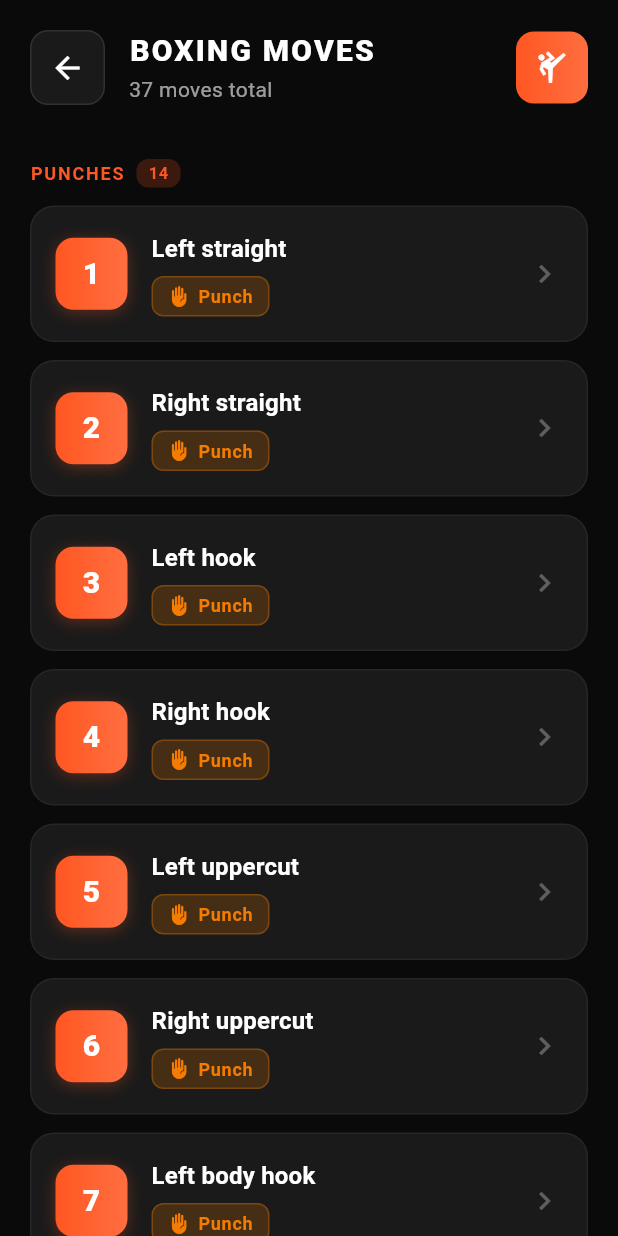
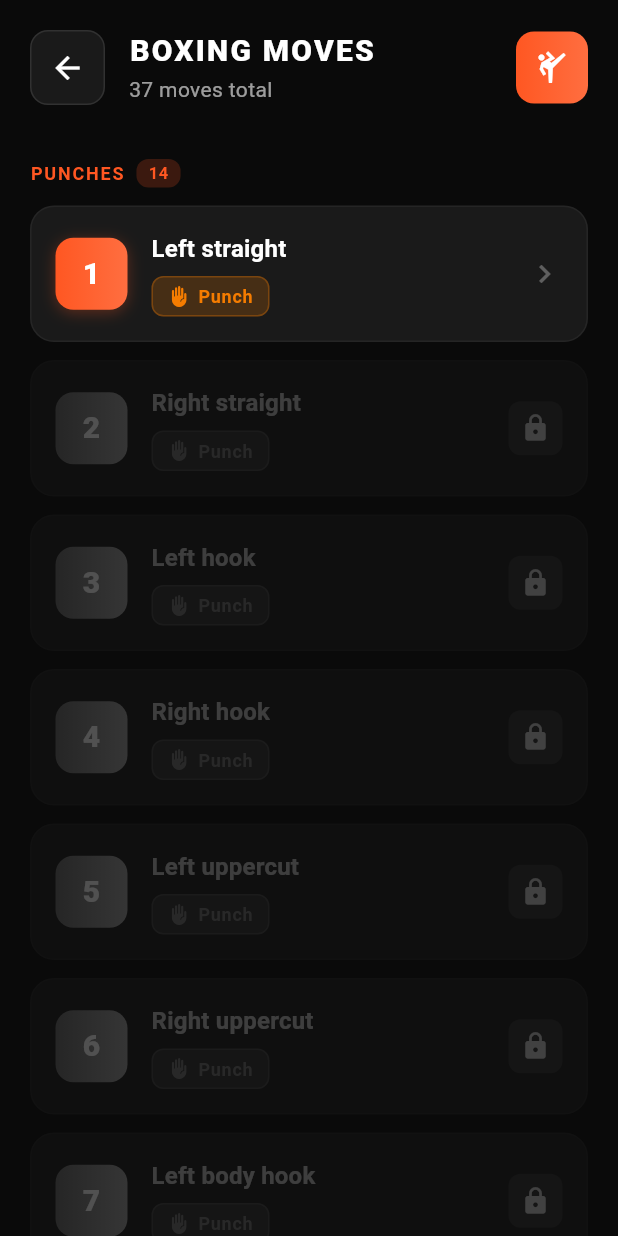
Before and after one commit to mikebg95/fight-my-shadow, a Flutter app: the MovesScreen screen opened directly, on a phone screen of 412 x 824 dp. Run offline on Flutter 3.47's test engine with Material 3 defaults, Android fonts, the phone set to English and light mode, and no system bars; our stand-ins replace flutter_tts.

Commit message:
Add locked/unlocked visual state to Moves screen driven by Story Mode
Implement visual lock indicators on Moves screen based on learning progress:

**MoveLockStatusResolver Service:**
- New service to determine move lock status from LearningState
- Searches LearningPath to find if move code is in any LearningMove
- Returns MoveLockStatus with isUnlocked and isInLearningPath flags
- Default behavior: all moves locked until Story Mode unlocks them

**Moves Screen Updates:**
- Changed to StatefulWidget to manage LearningState
- Initializes with fresh LearningState (ready for persistence integration)
- Passes isLocked status to each move list item via resolver

**Visual Design for Locked Moves:**
- Card opacity: 50% to de-emphasize
- Background: Darker shade (#141414 vs #1A1A1A)
- Code badge: Grey gradient instead of orange-red, no shadow
- Text: 40% opacity white for move name
- Category chip: Grey color with muted backgrounds
- Lock icon: Small lock in rounded container on right side
- Border: Reduced opacity (0.02 vs 0.05)

**Unlocked Moves:**
- Full color with orange-red gradient badge and shadow
- Vibrant category chip colors (orange/blue/purple)
- Normal white text and opacity
- Chevron icon instead of lock
- All existing styling preserved

By default, only Move #1 (Jab) is unlocked as it's the first learning move.
As users progress through Story Mode, corresponding moves automatically
unlock and display with full-color styling.

🤖 Generated with [Claude Code](https://claude.com/claude-code)

Co-Authored-By: Claude Sonnet 4.5 <noreply@anthropic.com>

```diff
--- a/lib/screens/moves_screen.dart
+++ b/lib/screens/moves_screen.dart
@@ -2,12 +2,32 @@ import 'package:flutter/material.dart';
 import 'package:fight_my_shadow/models/move.dart';
 import 'package:fight_my_shadow/repositories/move_repository.dart';
 import 'package:fight_my_shadow/screens/move_detail_screen.dart';
+import 'package:fight_my_shadow/domain/learning/learning_state.dart';
+import 'package:fight_my_shadow/domain/learning/learning_progress_service.dart';
+import 'package:fight_my_shadow/services/move_lock_status_resolver.dart';
 
 /// Screen that displays all available moves grouped by category.
 ///
 /// Shows Boxing moves organized into Punches, Defense, and Footwork sections.
-class MovesScreen extends StatelessWidget {
+/// Locked moves (not yet unlocked in Story Mode) are displayed with a lock
+/// icon and greyed-out styling.
+class MovesScreen extends StatefulWidget {
   const MovesScreen({super.key});
+
+  @override
+  State<MovesScreen> createState() => _MovesScreenState();
+}
+
+class _MovesScreenState extends State<MovesScreen> {
+  late LearningState _learningState;
+
+  @override
+  void initState() {
+    super.initState();
+    // Initialize learning state
+    // In future, this will load from persistence
+    _learningState = LearningProgressService.initializeFreshState();
+  }
 
   @override
   Widget build(BuildContext context) {
@@ -47,6 +67,10 @@ class MovesScreen extends StatelessWidget {
                   _buildSectionHeader(context, 'Punches', punches.length),
                   ...punches.map((move) => _MoveListItem(
                         move: move,
+                        isLocked: !MoveLockStatusResolver.isUnlocked(
+                          move.code,
+                          _learningState,
+                        ),
                         onTap: () => _navigateToDetail(context, move),
                       )),
                   const SizedBox(height: 16),
@@ -55,6 +79,10 @@ class MovesScreen extends StatelessWidget {
                   _buildSectionHeader(context, 'Defense', defense.length),
                   ...defense.map((move) => _MoveListItem(
                         move: move,
+                        isLocked: !MoveLockStatusResolver.isUnlocked(
+                          move.code,
+                          _learningState,
+                        ),
                         onTap: () => _navigateToDetail(context, move),
                       )),
                   const SizedBox(height: 16),
@@ -63,6 +91,10 @@ class MovesScreen extends StatelessWidget {
                   _buildSectionHeader(context, 'Footwork', footwork.length),
                   ...footwork.map((move) => _MoveListItem(
                         move: move,
+                        isLocked: !MoveLockStatusResolver.isUnlocked(
+                          move.code,
+                          _learningState,
+                        ),
                         onTap: () => _navigateToDetail(context, move),
                       )),
                 ],
@@ -85,7 +117,7 @@ class MovesScreen extends StatelessWidget {
               color: const Color(0xFF1A1A1A),
               borderRadius: BorderRadius.circular(12),
               border: Border.all(
-                color: Colors.white.withOpacity(0.1),
+                color: Colors.white.withValues(alpha: 0.1),
               ),
             ),
             child: IconButton(
@@ -111,7 +143,7 @@ class MovesScreen extends StatelessWidget {
                 Text(
                   '$moveCount moves total',
                   style: Theme.of(context).textTheme.bodyMedium?.copyWith(
-                        color: Colors.white.withOpacity(0.6),
+                        color: Colors.white.withValues(alpha: 0.6),
                       ),
                 ),
               ],
@@ -168,7 +200,7 @@ class MovesScreen extends StatelessWidget {
           Container(
             padding: const EdgeInsets.symmetric(horizontal: 8, vertical: 2),
             decoration: BoxDecoration(
-              color: Theme.of(context).colorScheme.primary.withOpacity(0.2),
+              color: Theme.of(context).colorScheme.primary.withValues(alpha: 0.2),
               borderRadius: BorderRadius.circular(8),
             ),
             child: Text(
@@ -189,23 +221,38 @@ class MovesScreen extends StatelessWidget {
 /// Individual move list item widget.
 ///
 /// Displays move code, name, and category in a styled card.
+/// Shows lock icon and greyed styling when move is locked.
 class _MoveListItem extends StatelessWidget {
   final Move move;
+  final bool isLocked;
   final VoidCallback onTap;
 
-  const _MoveListItem({required this.move, required this.onTap});
+  const _MoveListItem({
+    required this.move,
+    required this.isLocked,
+    required this.onTap,
+  });
 
   @override
   Widget build(BuildContext context) {
+    // Apply opacity to entire card when locked
+    final cardOpacity = isLocked ? 0.5 : 1.0;
+
     return GestureDetector(
       onTap: onTap,
+      child: Opacity(
+        opacity: cardOpacity,
         child: Container(
           margin: const EdgeInsets.only(bottom: 12),
           decoration: BoxDecoration(
-          color: const Color(0xFF1A1A1A),
+            color: isLocked
+                ? const Color(0xFF141414) // Slightly darker when locked
+                : const Color(0xFF1A1A1A),
             borderRadius: BorderRadius.circular(16),
             border: Border.all(
-            color: Colors.white.withOpacity(0.05),
+              color: Colors.white.withValues(
+                alpha: isLocked ? 0.02 : 0.05,
+              ),
               width: 1,
             ),
           ),
@@ -226,7 +273,9 @@ class _MoveListItem extends StatelessWidget {
                         move.name,
                         style: Theme.of(context).textTheme.titleMedium?.copyWith(
                               fontWeight: FontWeight.w600,
-                            color: Colors.white,
+                              color: isLocked
+                                  ? Colors.white.withValues(alpha: 0.4)
+                                  : Colors.white,
                             ),
                       ),
                       const SizedBox(height: 6),
@@ -235,13 +284,28 @@ class _MoveListItem extends StatelessWidget {
                   ),
                 ),
 
-              // Chevron indicator
+                // Lock icon or chevron indicator
+                if (isLocked)
+                  Container(
+                    padding: const EdgeInsets.all(8),
+                    decoration: BoxDecoration(
+                      color: Colors.white.withValues(alpha: 0.05),
+                      borderRadius: BorderRadius.circular(8),
+                    ),
+                    child: Icon(
+                      Icons.lock,
+                      color: Colors.white.withValues(alpha: 0.4),
+                      size: 20,
+                    ),
+                  )
+                else
                   Icon(
                     Icons.chevron_right,
-                color: Colors.white.withOpacity(0.3),
+                    color: Colors.white.withValues(alpha: 0.3),
                     size: 24,
                   ),
               ],
+            ),
           ),
         ),
       ),
@@ -253,16 +317,25 @@ class _MoveListItem extends StatelessWidget {
       width: 48,
       height: 48,
       decoration: BoxDecoration(
-        gradient: LinearGradient(
+        gradient: isLocked
+            ? LinearGradient(
+                colors: [
+                  Colors.grey.shade800,
+                  Colors.grey.shade700,
+                ],
+              )
+            : LinearGradient(
                 colors: [
                   Theme.of(context).colorScheme.primary,
                   Theme.of(context).colorScheme.secondary,
                 ],
               ),
         borderRadius: BorderRadius.circular(12),
-        boxShadow: [
+        boxShadow: isLocked
+            ? []
+            : [
                 BoxShadow(
-            color: Theme.of(context).colorScheme.primary.withOpacity(0.3),
+                  color: Theme.of(context).colorScheme.primary.withValues(alpha: 0.3),
                   blurRadius: 8,
                   offset: const Offset(0, 2),
                 ),
@@ -271,10 +344,12 @@ class _MoveListItem extends StatelessWidget {
       child: Center(
         child: Text(
           move.code,
-          style: const TextStyle(
+          style: TextStyle(
             fontSize: 20,
             fontWeight: FontWeight.w800,
-            color: Colors.white,
+            color: isLocked
+                ? Colors.white.withValues(alpha: 0.4)
+                : Colors.white,
           ),
         ),
       ),
@@ -300,13 +375,18 @@ class _MoveListItem extends StatelessWidget {
         break;
     }
 
+    // Mute the category color when locked
+    final displayColor = isLocked
+        ? Colors.grey.shade700
+        : categoryColor;
+
     return Container(
       padding: const EdgeInsets.symmetric(horizontal: 10, vertical: 4),
       decoration: BoxDecoration(
-        color: categoryColor.withOpacity(0.2),
+        color: displayColor.withValues(alpha: isLocked ? 0.15 : 0.2),
         borderRadius: BorderRadius.circular(8),
         border: Border.all(
-          color: categoryColor.withOpacity(0.3),
+          color: displayColor.withValues(alpha: isLocked ? 0.2 : 0.3),
           width: 1,
         ),
       ),
@@ -316,7 +396,9 @@ class _MoveListItem extends StatelessWidget {
           Icon(
             categoryIcon,
             size: 14,
-            color: categoryColor,
+            color: isLocked
+                ? displayColor.withValues(alpha: 0.6)
+                : displayColor,
           ),
           const SizedBox(width: 6),
           Text(
@@ -324,7 +406,9 @@ class _MoveListItem extends StatelessWidget {
             style: TextStyle(
               fontSize: 12,
               fontWeight: FontWeight.w600,
-              color: categoryColor,
+              color: isLocked
+                  ? displayColor.withValues(alpha: 0.6)
+                  : displayColor,
               letterSpacing: 0.5,
             ),
           ),
--- /dev/null
+++ b/lib/services/move_lock_status_resolver.dart
@@ -0,0 +1,76 @@
+import 'package:fight_my_shadow/domain/learning/learning_path.dart';
+import 'package:fight_my_shadow/domain/learning/learning_state.dart';
+
+/// Result of checking a move's lock status.
+class MoveLockStatus {
+  /// Whether the move is unlocked (accessible to the user).
+  final bool isUnlocked;
+
+  /// Whether the move is part of the learning path.
+  final bool isInLearningPath;
+
+  const MoveLockStatus({
+    required this.isUnlocked,
+    required this.isInLearningPath,
+  });
+
+  /// Creates a locked status (default state).
+  const MoveLockStatus.locked()
+      : isUnlocked = false,
+        isInLearningPath = false;
+
+  /// Creates an unlocked status.
+  const MoveLockStatus.unlocked({this.isInLearningPath = true})
+      : isUnlocked = true;
+}
+
+/// Service that determines whether a move is locked or unlocked based on
+/// Story Mode learning progress.
+///
+/// Uses LearningPath and LearningState to decide:
+/// - If a move's code appears in any LearningMove's moveCodes
+/// - If that LearningMove has been unlocked (isUnlocked = true)
+///
+/// By default, all moves are locked until Story Mode unlocks them.
+class MoveLockStatusResolver {
+  /// Determines the lock status of a move by its code.
+  ///
+  /// Returns:
+  /// - isUnlocked = true if the move is part of a LearningMove that has been unlocked
+  /// - isUnlocked = false otherwise (default locked state)
+  /// - isInLearningPath = true if the move code appears in any LearningMove
+  static MoveLockStatus getStatus(String moveCode, LearningState learningState) {
+    // Get all learning moves
+    final allLearningMoves = LearningPath.getAllMoves();
+
+    // Find any LearningMove that contains this move code
+    for (final learningMove in allLearningMoves) {
+      if (learningMove.moveCodes.contains(moveCode)) {
+        // This move is part of the learning path
+        // Check if the LearningMove is unlocked
+        final progress = learningState.getProgressForMove(learningMove.id);
+
+        if (progress != null && progress.isUnlocked) {
+          // The learning move is unlocked, so this move is unlocked
+          return const MoveLockStatus.unlocked(isInLearningPath: true);
+        }
+
+        // Found in learning path but not yet unlocked
+        return const MoveLockStatus(
+          isUnlocked: false,
+          isInLearningPath: true,
+        );
+      }
+    }
+
+    // Not found in any learning move - treat as locked and not in learning path
+    // (In the future, we might have moves that are "free" and not part of Story Mode,
+    // but for now everything is locked by default)
+    return const MoveLockStatus.locked();
+  }
+
+  /// Convenience method to check if a move is unlocked (simple boolean).
+  static bool isUnlocked(String moveCode, LearningState learningState) {
+    return getStatus(moveCode, learningState).isUnlocked;
+  }
+}
```
Lines whose indentation alone changed are shown as unchanged.
